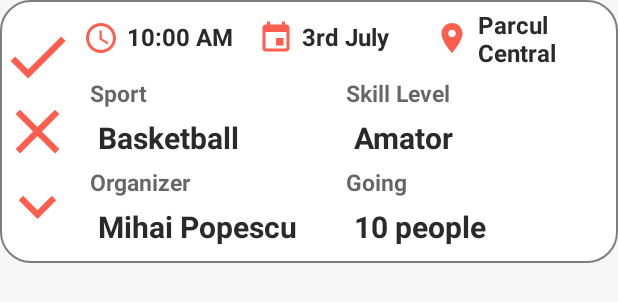
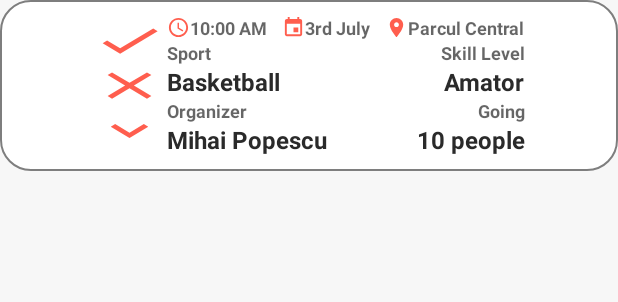
Before and after one commit to CAPAC2018/capac, an Android app: the layout event_cell.xml on its own in the app's theme, with its tools: preview values and no code run, on a phone screen of 412 x 824 dp. Shown: the top 302 px of the screen. Run offline under Robolectric (Android 15) with nearby library versions, the light colour scheme and no system bars; plain views replace FoldingCell.

Commit message:
Layout changes

```diff
--- a/AndroidApp/app/src/main/res/drawable/ic_access_time_black_24dp.xml
+++ b/AndroidApp/app/src/main/res/drawable/ic_access_time_black_24dp.xml
@@ -1,5 +1,5 @@
-<vector android:height="24dp" android:tint="#FF5E4E"
+<vector android:height="15dp" android:tint="#FF5E4E"
     android:viewportHeight="24.0" android:viewportWidth="24.0"
-    android:width="24dp" xmlns:android="http://schemas.android.com/apk/res/android">
+    android:width="15dp" xmlns:android="http://schemas.android.com/apk/res/android">
     <path android:fillColor="#FF000000" android:pathData="M11.99,2C6.47,2 2,6.48 2,12s4.47,10 9.99,10C17.52,22 22,17.52 22,12S17.52,2 11.99,2zM12,20c-4.42,0 -8,-3.58 -8,-8s3.58,-8 8,-8 8,3.58 8,8 -3.58,8 -8,8zM12.5,7H11v6l5.25,3.15 0.75,-1.23 -4.5,-2.67z"/>
 </vector>
--- a/AndroidApp/app/src/main/res/drawable/ic_event_black_24dp.xml
+++ b/AndroidApp/app/src/main/res/drawable/ic_event_black_24dp.xml
@@ -1,5 +1,5 @@
-<vector android:height="24dp" android:tint="#FF5E4E"
+<vector android:height="15dp" android:tint="#FF5E4E"
     android:viewportHeight="24.0" android:viewportWidth="24.0"
-    android:width="24dp" xmlns:android="http://schemas.android.com/apk/res/android">
+    android:width="15dp" xmlns:android="http://schemas.android.com/apk/res/android">
     <path android:fillColor="#FF000000" android:pathData="M17,12h-5v5h5v-5zM16,1v2L8,3L8,1L6,1v2L5,3c-1.11,0 -1.99,0.9 -1.99,2L3,19c0,1.1 0.89,2 2,2h14c1.1,0 2,-0.9 2,-2L21,5c0,-1.1 -0.9,-2 -2,-2h-1L18,1h-2zM19,19L5,19L5,8h14v11z"/>
 </vector>
--- a/AndroidApp/app/src/main/res/drawable/ic_location_on_black_24dp.xml
+++ b/AndroidApp/app/src/main/res/drawable/ic_location_on_black_24dp.xml
@@ -1,5 +1,5 @@
-<vector android:height="24dp" android:tint="#FF5E4E"
+<vector android:height="15dp" android:tint="#FF5E4E"
     android:viewportHeight="24.0" android:viewportWidth="24.0"
-    android:width="24dp" xmlns:android="http://schemas.android.com/apk/res/android">
+    android:width="15dp" xmlns:android="http://schemas.android.com/apk/res/android">
     <path android:fillColor="#FF000000" android:pathData="M12,2C8.13,2 5,5.13 5,9c0,5.25 7,13 7,13s7,-7.75 7,-13c0,-3.87 -3.13,-7 -7,-7zM12,11.5c-1.38,0 -2.5,-1.12 -2.5,-2.5s1.12,-2.5 2.5,-2.5 2.5,1.12 2.5,2.5 -1.12,2.5 -2.5,2.5z"/>
 </vector>
--- a/AndroidApp/app/src/main/res/layout/activity_main2.xml
+++ b/AndroidApp/app/src/main/res/layout/activity_main2.xml
@@ -20,7 +20,9 @@
         android:id="@+id/frame"
         android:layout_width="match_parent"
         android:layout_height="wrap_content"
+        app:layout_constraintBottom_toTopOf="@id/navigation"
         app:layout_behavior="@string/appbar_scrolling_view_behavior"/>
+
     <android.support.design.widget.BottomNavigationView
         android:id="@+id/navigation"
         android:layout_width="0dp"
--- a/AndroidApp/app/src/main/res/layout/event_cell.xml
+++ b/AndroidApp/app/src/main/res/layout/event_cell.xml
@@ -4,8 +4,8 @@
     xmlns:folding-cell="http://schemas.android.com/apk/res-auto"
     android:layout_width="match_parent"
     android:layout_height="wrap_content"
-    folding-cell:additionalFlipsCount="1"
-    folding-cell:animationDuration="1000"
+    folding-cell:additionalFlipsCount="0"
+    folding-cell:animationDuration="2000"
     folding-cell:backSideColor="#f4f0ff"
     folding-cell:cameraHeight="30"
     android:focusable="false"
--- a/AndroidApp/app/src/main/res/layout/event_cell_content_layout.xml
+++ b/AndroidApp/app/src/main/res/layout/event_cell_content_layout.xml
@@ -3,57 +3,55 @@
     xmlns:android="http://schemas.android.com/apk/res/android"
     android:layout_width="match_parent"
     android:layout_height="wrap_content"
-    android:minHeight="450dp"
     android:background="@drawable/corner_border_gray"
     android:layout_marginBottom="5dp"
-    android:padding="20dp"
+    android:padding="10dp"
     android:layout_marginTop="5dp"
     android:visibility="gone">
     <LinearLayout
+        android:baselineAligned="false"
         android:layout_centerHorizontal="true"
         android:id="@+id/time_place_date"
         android:layout_width="wrap_content"
         android:layout_height="wrap_content"
-        android:layout_marginBottom="10dp">
+        android:orientation="horizontal">
         <TextView
             android:layout_weight="1"
             android:id="@+id/time_in_title_cell"
+            android:gravity="center"
             android:layout_width="0dp"
             android:layout_height="wrap_content"
             android:drawableStart="@drawable/ic_access_time_black_24dp"
-            android:drawablePadding="5dp"
-            android:padding="5dp"
             android:text="@string/mock_time"
             android:layout_gravity="center"
-            android:textStyle="bold"/>
+            style="@style/Base.TextAppearance.AppCompat.Caption"
+            android:textStyle="bold" />
         <TextView
+            android:gravity="center"
+            style="@style/Base.TextAppearance.AppCompat.Caption"
             android:layout_weight="1"
             android:id="@+id/date_in_title_cell"
             android:layout_width="0dp"
             android:layout_height="wrap_content"
             android:drawableStart="@drawable/ic_event_black_24dp"
-            android:drawablePadding="5dp"
-            android:padding="5dp"
             android:layout_gravity="center"
             android:text="@string/mock_date"
             android:textStyle="bold" />
         <TextView
+            android:gravity="center"
+            style="@style/Base.TextAppearance.AppCompat.Caption"
             android:layout_weight="1"
             android:id="@+id/location_in_title_cell"
             android:layout_width="0dp"
             android:layout_height="wrap_content"
+            android:layout_gravity="center"
             android:drawableStart="@drawable/ic_location_on_black_24dp"
-            android:drawablePadding="5dp"
-            android:padding="5dp"
             android:text="@string/mock_location"
             android:textStyle="bold" />
     </LinearLayout>
     <TextView
         android:layout_below="@id/time_place_date"
         android:layout_alignParentStart="true"
-        android:paddingLeft="5dp"
-        android:paddingRight="5dp"
-        android:paddingTop="5dp"
         android:id="@+id/sport_keyword"
         style="@style/Base.TextAppearance.AppCompat.Caption"
         android:layout_width="wrap_content"
@@ -67,9 +65,9 @@
         android:layout_width="wrap_content"
         android:layout_height="wrap_content"
         android:layout_below="@id/sport_keyword"
-        android:padding="5dp"
         android:text="@string/mock_sport_time"
         android:textSize="20sp"
+        android:textAppearance="@style/TextAppearance.Text.Bold"
         android:textStyle="bold" />
     <TextView
         android:layout_below="@id/time_place_date"
@@ -78,9 +76,6 @@
         style="@style/Base.TextAppearance.AppCompat.Caption"
         android:layout_width="wrap_content"
         android:layout_height="wrap_content"
-        android:paddingLeft="5dp"
-        android:paddingRight="5dp"
-        android:paddingTop="5dp"
         android:text="@string/skill_level_keyword"
         android:textSize="15sp"
         android:textStyle="bold" />
@@ -90,8 +85,8 @@
         android:layout_width="wrap_content"
         android:layout_height="wrap_content"
         android:layout_below="@id/level_keyword"
-        android:padding="5dp"
         android:text="@string/mock_skill_level"
+        android:textAppearance="@style/TextAppearance.Text.Bold"
         android:textSize="20sp"
         android:textStyle="bold" />
 
@@ -101,9 +96,6 @@
         style="@style/Base.TextAppearance.AppCompat.Caption"
         android:layout_width="wrap_content"
         android:layout_height="wrap_content"
-        android:paddingLeft="5dp"
-        android:paddingRight="5dp"
-        android:paddingTop="5dp"
         android:text="@string/organizer_keyword"
         android:textSize="15sp"
         android:textStyle="bold" />
@@ -112,8 +104,8 @@
         android:layout_width="wrap_content"
         android:layout_height="wrap_content"
         android:layout_below="@id/organizer_keyword"
-        android:padding="5dp"
         android:text="@string/mock_organizer"
+        android:textAppearance="@style/TextAppearance.Text.Bold"
         android:textSize="20sp"
         android:textStyle="bold" />
     <TextView
@@ -125,9 +117,6 @@
         android:layout_height="wrap_content"
         android:text="@string/number_of_user_keyword"
         android:textSize="15sp"
-        android:paddingLeft="5dp"
-        android:paddingRight="5dp"
-        android:paddingTop="5dp"
         android:textStyle="bold" />
     <TextView
         android:layout_alignParentEnd="true"
@@ -135,16 +124,13 @@
         android:layout_width="wrap_content"
         android:layout_height="wrap_content"
         android:layout_below="@id/going_keyword"
-        android:padding="5dp"
+        android:textAppearance="@style/TextAppearance.Text.Bold"
         android:text="@string/mock_number_of_users"
         android:textSize="20sp"
         android:textStyle="bold" />
     <TextView
         android:layout_marginTop="10dp"
         android:layout_below="@id/organizer_in_title_cell"
-        android:paddingLeft="5dp"
-        android:paddingRight="5dp"
-        android:paddingTop="5dp"
         android:id="@+id/description_key_word"
         style="@style/Base.TextAppearance.AppCompat.Caption"
         android:layout_width="wrap_content"
@@ -157,8 +143,9 @@
         android:id="@+id/event_description"
         android:layout_width="wrap_content"
         android:layout_height="wrap_content"
+        android:textAppearance="@style/TextAppearance.Text.Bold"
         android:layout_below="@id/description_key_word"
-        android:padding="5dp"
+        android:textAlignment="center"
         android:text="@string/default_description"
         android:textSize="20sp"
         android:textStyle="bold" />
@@ -171,7 +158,6 @@
         android:layout_height="wrap_content"
         android:text="@string/req_players_keyword"
         android:textSize="15sp"
-        android:padding="5dp"
         android:textStyle="bold" />
     <TextView
         android:id="@+id/required_player_number"
@@ -179,7 +165,6 @@
         android:layout_height="wrap_content"
         android:layout_below="@id/event_description"
         android:layout_toEndOf="@id/players_count_key_word"
-        android:padding="5dp"
         android:text="@string/mock_req_users"
         android:textSize="15sp"
         android:textStyle="bold" />
@@ -188,7 +173,6 @@
         android:layout_toStartOf="@id/event_req_stars"
         android:layout_below="@id/event_description"
         android:id="@+id/min_rep_key_word"
-        android:padding="5dp"
         style="@style/Base.TextAppearance.AppCompat.Caption"
         android:layout_width="wrap_content"
         android:layout_centerVertical="true"
@@ -198,11 +182,11 @@
         android:textStyle="bold" />
     <TextView
         android:layout_alignParentEnd="true"
+        android:layout_toEndOf="@id/event_req_stars"
         android:id="@+id/event_req_stars"
         android:layout_width="wrap_content"
         android:layout_height="wrap_content"
         android:layout_below="@id/event_description"
-        android:padding="5dp"
         android:text="@string/mock_req_stars"
         android:gravity="center"
         android:drawablePadding="5dp"
--- a/AndroidApp/app/src/main/res/layout/event_cell_title_layout.xml
+++ b/AndroidApp/app/src/main/res/layout/event_cell_title_layout.xml
@@ -1,20 +1,18 @@
 <?xml version="1.0" encoding="utf-8"?>
 <RelativeLayout
+    android:gravity="center"
     android:id="@+id/event_cell_title_layout"
     xmlns:android="http://schemas.android.com/apk/res/android"
-    xmlns:tools="http://schemas.android.com/tools"
     android:layout_width="match_parent"
     android:layout_height="wrap_content"
-    android:maxHeight="180dp"
+    android:padding="10dp"
     android:background="@drawable/corner_border_gray">
     <LinearLayout
         android:baselineAligned="false"
         android:id="@+id/title_side_bar"
         android:layout_centerVertical="true"
         android:layout_width="50dp"
-            android:layout_height="150dp"
-            android:layout_marginTop="10dp"
-            android:layout_marginBottom="10dp"
+        android:layout_height="90dp"
         android:orientation="vertical">
         <Button
             android:layout_weight="1"
@@ -28,7 +26,6 @@
             android:id="@+id/event_title_dismiss_btn"
             android:layout_width="wrap_content"
             android:layout_height="0dp"
-                android:layout_below="@id/event_title_check_btn"
             android:background="@drawable/ic_close_black_24dp" />
 
         <Button
@@ -36,166 +33,112 @@
             android:id="@+id/expand_title_cell"
             android:layout_width="wrap_content"
             android:layout_height="0dp"
-                android:layout_below="@id/event_title_dismiss_btn"
             android:background="@drawable/ic_expand_more_black_24dp" />
     </LinearLayout>
-
-        <LinearLayout
-            android:baselineAligned="false"
-            android:layout_marginRight="10dp"
-            android:layout_centerHorizontal="true"
-            android:id="@+id/time_place_date"
+        <TextView
+            android:layout_toEndOf="@id/title_side_bar"
+            android:paddingEnd="10dp"
+            android:id="@+id/time_in_title_cell"
             android:layout_width="wrap_content"
             android:layout_height="wrap_content"
-            android:layout_toRightOf="@id/title_side_bar"
-            android:orientation="horizontal">
-            <TextView
-                android:layout_weight="1"
-                android:id="@+id/time_in_title_cell"
-                android:layout_width="0dp"
-                android:layout_height="wrap_content"
             android:drawableStart="@drawable/ic_access_time_black_24dp"
-                android:drawablePadding="5dp"
-                android:padding="5dp"
-                android:text="10:00 AM"
+            android:text="@string/mock_time"
             android:layout_gravity="center"
+            style="@style/Base.TextAppearance.AppCompat.Caption"
             android:textStyle="bold" />
         <TextView
-                android:layout_weight="1"
+            android:paddingEnd="10dp"
+            android:layout_toEndOf="@id/time_in_title_cell"
+            style="@style/Base.TextAppearance.AppCompat.Caption"
             android:id="@+id/date_in_title_cell"
-                android:layout_width="0dp"
+            android:layout_width="wrap_content"
             android:layout_height="wrap_content"
             android:drawableStart="@drawable/ic_event_black_24dp"
-                android:drawablePadding="5dp"
-                android:padding="5dp"
             android:layout_gravity="center"
-                android:text="3rd July"
+            android:text="@string/mock_date"
             android:textStyle="bold" />
         <TextView
-                android:layout_weight="1"
+            android:layout_toEndOf="@id/date_in_title_cell"
+            style="@style/Base.TextAppearance.AppCompat.Caption"
             android:id="@+id/location_in_title_cell"
-                android:layout_width="0dp"
+            android:layout_width="wrap_content"
             android:layout_height="wrap_content"
             android:layout_gravity="center"
             android:drawableStart="@drawable/ic_location_on_black_24dp"
-                android:drawablePadding="5dp"
-                android:padding="5dp"
-                android:text="Parcul Central"
+            android:text="@string/mock_location"
             android:textStyle="bold" />
-        </LinearLayout>
 
-        <LinearLayout
-            android:baselineAligned="false"
-            android:id="@+id/sport_skill"
-            android:layout_width="match_parent"
-            android:layout_height="wrap_content"
-            android:layout_below="@id/time_place_date"
-            android:layout_toRightOf="@id/title_side_bar">
-
-            <RelativeLayout
-                android:layout_width="0dp"
-                android:layout_height="wrap_content"
-                android:layout_weight="1">
     <TextView
+        android:layout_toEndOf="@id/title_side_bar"
+        android:layout_below="@id/location_in_title_cell"
         android:id="@+id/sport_keyword"
         style="@style/Base.TextAppearance.AppCompat.Caption"
         android:layout_width="wrap_content"
         android:layout_height="wrap_content"
-                    android:layout_marginLeft="10dp"
-                    android:text="Sport"
-                    android:textSize="15sp"
+        android:text="@string/sport_keyword"
         android:textStyle="bold" />
     <TextView
+        android:layout_toEndOf="@id/title_side_bar"
+        android:textAppearance="@style/TextAppearance.Text.Bold"
         android:id="@+id/sport_type_in_title_cell"
         android:layout_width="wrap_content"
         android:layout_height="wrap_content"
         android:layout_below="@id/sport_keyword"
-                    android:layout_marginLeft="10dp"
-                    android:padding="5dp"
-                    android:text="Basketball"
-                    android:textSize="20sp"
+        android:text="@string/mock_sport_time"
         android:textStyle="bold" />
-            </RelativeLayout>
-
-            <RelativeLayout
-                android:layout_width="0dp"
-                android:layout_height="wrap_content"
-                android:layout_weight="1">
     <TextView
+        android:layout_alignEnd="@id/location_in_title_cell"
+        android:layout_below="@id/location_in_title_cell"
         android:id="@+id/level_keyword"
         style="@style/Base.TextAppearance.AppCompat.Caption"
         android:layout_width="wrap_content"
         android:layout_height="wrap_content"
-                    android:text="Skill Level"
-                    android:textSize="15sp"
+        android:text="@string/skill_level_keyword"
         android:textStyle="bold" />
     <TextView
+        android:layout_alignEnd="@id/location_in_title_cell"
         android:id="@+id/skill_level_in_title_cell"
         android:layout_width="wrap_content"
         android:layout_height="wrap_content"
+        android:textAppearance="@style/TextAppearance.Text.Bold"
         android:layout_below="@id/level_keyword"
-                    android:padding="5dp"
-                    android:text="Amator"
-                    android:textSize="20sp"
+        android:text="@string/mock_skill_level"
         android:textStyle="bold" />
-            </RelativeLayout>
-        </LinearLayout>
 
-        <LinearLayout
-            android:baselineAligned="false"
-            android:paddingBottom="5dp"
-            android:layout_width="match_parent"
-            android:layout_height="wrap_content"
-            android:layout_below="@id/sport_skill"
-            android:layout_toRightOf="@id/title_side_bar">
-
-            <RelativeLayout
-                android:layout_width="0dp"
-                android:layout_height="wrap_content"
-                android:layout_weight="1">
     <TextView
+        android:layout_below="@id/sport_type_in_title_cell"
+        android:layout_toEndOf="@id/title_side_bar"
         android:id="@+id/organizer_keyword"
         style="@style/Base.TextAppearance.AppCompat.Caption"
         android:layout_width="wrap_content"
         android:layout_height="wrap_content"
-                    android:layout_marginLeft="10dp"
-                    android:text="Organizer"
-                    android:textSize="15sp"
+        android:text="@string/organizer_keyword"
         android:textStyle="bold" />
     <TextView
+        android:layout_toEndOf="@id/title_side_bar"
         android:id="@+id/organizer_in_title_cell"
         android:layout_width="wrap_content"
         android:layout_height="wrap_content"
+        android:textAppearance="@style/TextAppearance.Text.Bold"
         android:layout_below="@id/organizer_keyword"
-                    android:layout_marginLeft="10dp"
-                    android:padding="5dp"
-                    android:text="Mihai Popescu"
-                    android:textSize="20sp"
+        android:text="@string/mock_organizer"
         android:textStyle="bold" />
-            </RelativeLayout>
-
-            <RelativeLayout
-                android:layout_width="0dp"
-                android:layout_height="wrap_content"
-                android:layout_weight="1">
-
     <TextView
+        android:layout_below="@id/sport_type_in_title_cell"
+        android:layout_alignEnd="@id/location_in_title_cell"
         android:id="@+id/going_keyword"
         style="@style/Base.TextAppearance.AppCompat.Caption"
         android:layout_width="wrap_content"
         android:layout_height="wrap_content"
-                    android:text="Going"
-                    android:textSize="15sp"
+        android:text="@string/number_of_user_keyword"
         android:textStyle="bold" />
     <TextView
+        android:layout_alignEnd="@id/location_in_title_cell"
         android:id="@+id/number_of_users_going_in_title_cell"
         android:layout_width="wrap_content"
+        android:textAppearance="@style/TextAppearance.Text.Bold"
         android:layout_height="wrap_content"
         android:layout_below="@id/going_keyword"
-                    android:padding="5dp"
-                    android:text="10 people"
-                    android:textSize="20sp"
+        android:text="@string/mock_number_of_users"
         android:textStyle="bold" />
     </RelativeLayout>
-        </LinearLayout>
-    </RelativeLayout>
```
Lines whose indentation alone changed are shown as unchanged.
